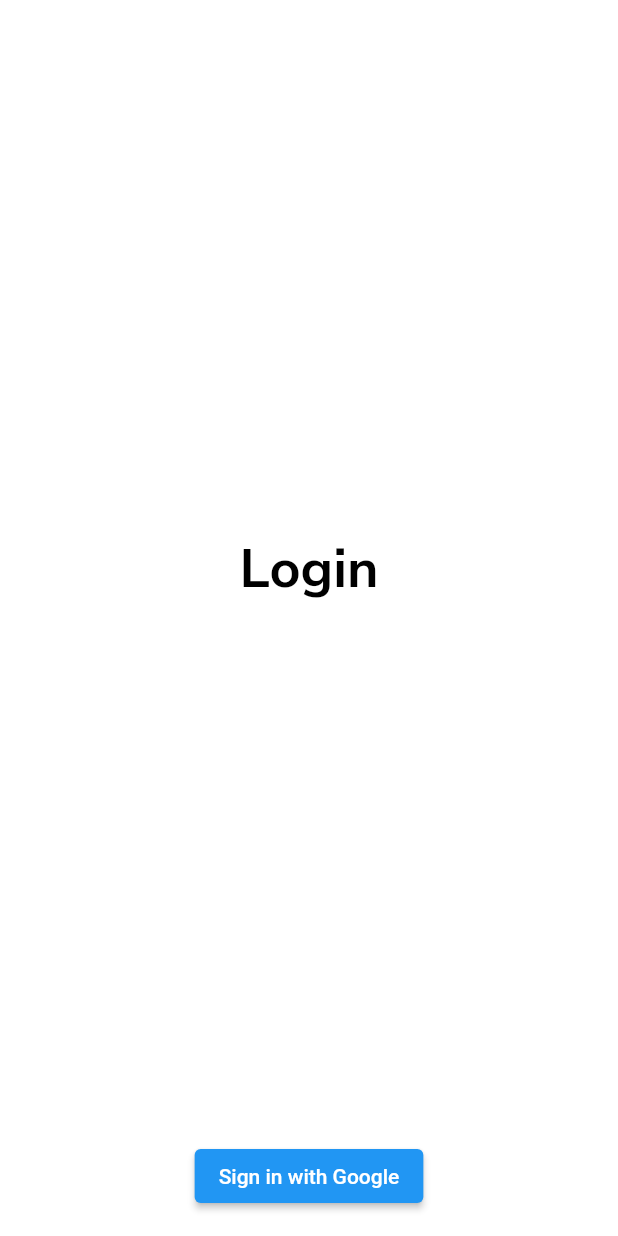
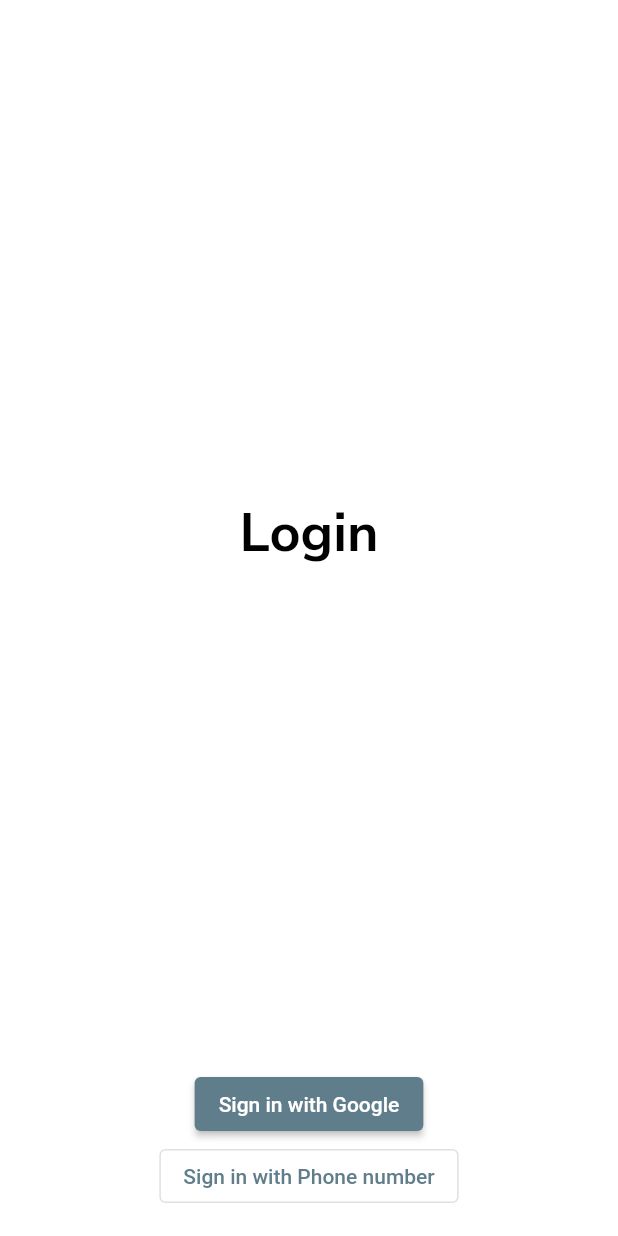
Before and after one commit to sarthak333/SampleVideoPlayer, a Flutter app: the screen it shows after launch, on a phone screen of 412 x 824 dp. Run offline on Flutter 3.47's test engine with Material 2 defaults, Android fonts, the phone set to English and light mode, and no system bars; our stand-ins replace camera, copy_with_extension, firebase_auth, firebase_core, flutter_bloc, fluttertoast and 4 more; accounts and stored records are empty.

Commit message:
chore: allowed optional sign in methods on android

```diff
--- a/lib/main.dart
+++ b/lib/main.dart
@@ -26,7 +26,7 @@ class MyApp extends StatelessWidget {
       title: 'Yellow Class',
       navigatorKey: navigatorKey,
       theme: ThemeData(
-        primarySwatch: Colors.blue,
+        primarySwatch: Colors.blueGrey,
       ),
       home: SplashScreen(),
     );
--- a/lib/screens/login.dart
+++ b/lib/screens/login.dart
@@ -18,10 +18,35 @@ class LoginScreen extends StatefulWidget {
 
 class _LoginScreenState extends State<LoginScreen> {
   AuthCubit _authCubit = AuthCubit();
+  bool isSigningInWithPhone = false;
+
+  void _startSignInWithPhone() {
+    setState(() {
+      isSigningInWithPhone = true;
+    });
+  }
+
+  void _resetSignInOption() {
+    setState(() {
+      isSigningInWithPhone = false;
+    });
+  }
 
   @override
   Widget build(BuildContext context) {
     return Scaffold(
+      appBar: isSigningInWithPhone
+          ? AppBar(
+              backgroundColor: absoluteWhite,
+              elevation: 0,
+              leading: IconButton(
+                icon: Icon(
+                  Icons.chevron_left_sharp,
+                  color: absoluteBlack,
+                ),
+                onPressed: _resetSignInOption,
+              ))
+          : null,
       backgroundColor: absoluteWhite,
       body: SafeArea(
         child: Container(
@@ -43,10 +68,8 @@ class _LoginScreenState extends State<LoginScreen> {
                     bloc: _authCubit,
                     builder: (context, state) {
                       log(state.toJson().toString());
-                      return Column(
-                        children: [
-                          if (Platform.isIOS)
-                            Row(
+                      return isSigningInWithPhone
+                          ? Row(
                               mainAxisSize: MainAxisSize.max,
                               mainAxisAlignment: MainAxisAlignment.center,
                               children: [
@@ -134,12 +157,21 @@ class _LoginScreenState extends State<LoginScreen> {
                                         ),
                                       ),
                               ],
-                            ),
+                            )
+                          : Column(
+                              children: [
                                 ElevatedButton(
                                   child: Text(
                                     'Sign in with Google',
                                   ),
                                   onPressed: _authCubit.signInWithGoogle,
+                                ),
+                                if (Platform.isAndroid)
+                                  OutlinedButton(
+                                    child: Text(
+                                      'Sign in with Phone number',
+                                    ),
+                                    onPressed: _startSignInWithPhone,
                                   )
                               ],
                             );
```
Lines whose indentation alone changed are shown as unchanged.
